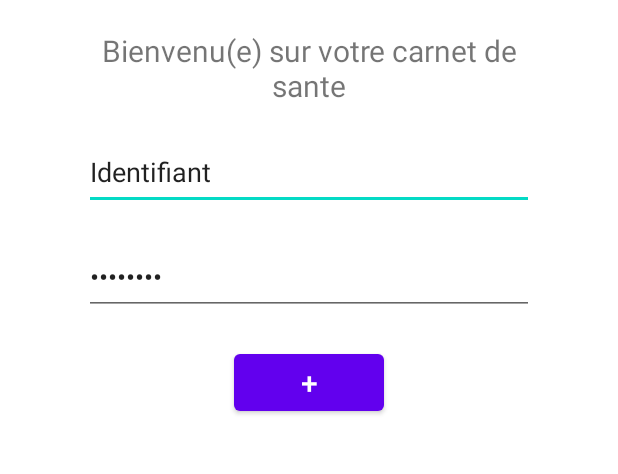
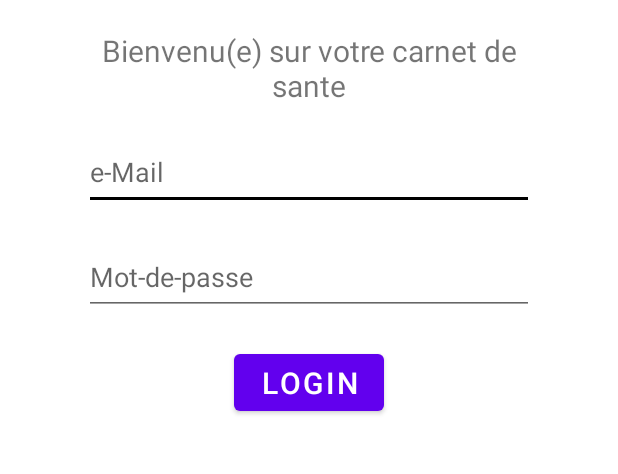
Before and after one commit to blastman0/GL2_Carnet_de_Sante_Groupe_18, an Android app: the screen it shows after launch (MainActivity), on a phone screen of 412 x 824 dp, the part 294-768 px from its top. Run offline under Robolectric (Android 15) with nearby library versions, the phone set to English and light mode, and no system bars.

Commit message:
Premiere version de la page de login

```diff
--- a/app/src/main/res/layout/activity_main.xml
+++ b/app/src/main/res/layout/activity_main.xml
@@ -16,7 +16,7 @@
         />
 
     <TextView
-        android:id="@+id/res"
+        android:id="@+id/message"
         android:layout_width="300dp"
         android:layout_height="50dp"
         android:layout_gravity="center"
@@ -27,32 +27,35 @@
         />
 
     <EditText
-        android:id="@+id/val1"
+        android:id="@+id/eml"
+        android:hint="e-Mail"
         android:inputType="text"
         android:layout_width="300dp"
         android:layout_height="50dp"
         android:layout_gravity="center"
         android:layout_marginTop="20dp"
-        android:text="Identifiant"
+        android:text=""
+        android:backgroundTint="@color/black"
         />
 
     <EditText
-        android:id="@+id/val2"
+        android:id="@+id/psw"
+        android:hint="Mot-de-passe"
         android:inputType="textPassword"
         android:layout_width="300dp"
         android:layout_height="50dp"
         android:layout_gravity="center"
         android:layout_marginTop="20dp"
-        android:text="Valeur 2"
+        android:text=""
         />
 
     <Button
-        android:id="@+id/b_a"
+        android:id="@+id/b_login"
         android:layout_width="100dp"
         android:layout_height="50dp"
         android:layout_gravity="center"
         android:layout_marginTop="20dp"
-        android:text="+"
+        android:text="Login"
         android:textSize="20dp"
 
         />
```
